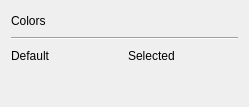
Qt form haffdbtool/form/colorchooserwidget.ui (FormSeher/formseher) before a commit.
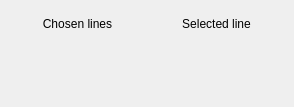
The same form after that commit.

The edit to the form file:
```diff
--- a/haffdbtool/form/colorchooserwidget.ui
+++ b/haffdbtool/form/colorchooserwidget.ui
@@ -6,7 +6,7 @@
    <rect>
     <x>0</x>
     <y>0</y>
-    <width>249</width>
+    <width>294</width>
     <height>107</height>
    </rect>
   </property>
@@ -14,26 +14,6 @@
    <string>Form</string>
   </property>
   <layout class="QGridLayout" name="gridLayout">
-   <item row="2" column="1">
-    <widget class="QLabel" name="selectedColorLabel">
-     <property name="maximumSize">
-      <size>
-       <width>16777215</width>
-       <height>20</height>
-      </size>
-     </property>
-     <property name="text">
-      <string>Selected</string>
-     </property>
-    </widget>
-   </item>
-   <item row="1" column="0" colspan="2">
-    <widget class="Line" name="line">
-     <property name="orientation">
-      <enum>Qt::Horizontal</enum>
-     </property>
-    </widget>
-   </item>
    <item row="0" column="0">
     <widget class="QLabel" name="colorLabel">
      <property name="maximumSize">
@@ -43,25 +23,34 @@
       </size>
      </property>
      <property name="text">
-      <string>Colors</string>
+      <string>Chosen lines</string>
      </property>
+     <property name="alignment">
+      <set>Qt::AlignCenter</set>
+     </property>
     </widget>
    </item>
-   <item row="2" column="0">
-    <widget class="QLabel" name="defaultColorLabel">
+   <item row="1" column="1">
+    <widget class="QPushButton" name="buttonChosenColor">
      <property name="maximumSize">
       <size>
        <width>16777215</width>
-       <height>20</height>
+       <height>50</height>
       </size>
      </property>
+     <property name="styleSheet">
+      <string notr="true"/>
+     </property>
      <property name="text">
-      <string>Default</string>
+      <string/>
      </property>
+     <property name="flat">
+      <bool>true</bool>
+     </property>
     </widget>
    </item>
-   <item row="3" column="0">
-    <widget class="QPushButton" name="defaultColorButton">
+   <item row="1" column="0">
+    <widget class="QPushButton" name="buttonPossibleColor">
      <property name="maximumSize">
       <size>
        <width>16777215</width>
@@ -79,22 +68,22 @@
      </property>
     </widget>
    </item>
-   <item row="3" column="1">
-    <widget class="QPushButton" name="selectedColorButton">
+   <item row="0" column="1">
+    <widget class="QLabel" name="labelChosenColor">
      <property name="maximumSize">
       <size>
        <width>16777215</width>
-       <height>50</height>
+       <height>20</height>
       </size>
      </property>
      <property name="styleSheet">
       <string notr="true"/>
      </property>
      <property name="text">
-      <string/>
+      <string>Selected line</string>
      </property>
-     <property name="flat">
-      <bool>true</bool>
+     <property name="alignment">
+      <set>Qt::AlignCenter</set>
      </property>
     </widget>
    </item>
```
Left out of the diff: 5 changed lines with no effect on the pictures.
